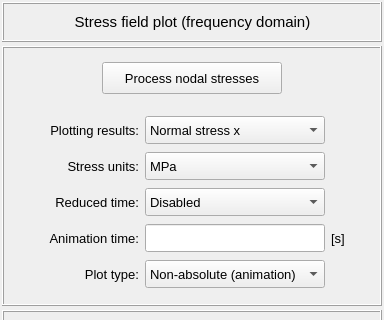
The window that vibra/interface/data/ui_files/plots/structural/structural_stress_3d_plot_time_inputs.ui (MOPT-UFSC/VIBRA) describes before a commit, drawn with Qt 5; both pictures show x 0 to 384 and y 0 to 320 of the 384 by 781 pixel window.
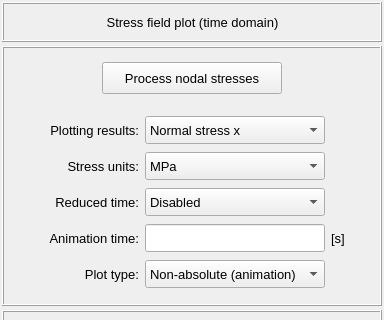
The same window after the commit.

Commit message: Standardize the acoustic plot-related classes and files

What changed in the file:
```diff
--- a/vibra/interface/data/ui_files/plots/structural/structural_stress_3d_plot_time_inputs.ui
+++ b/vibra/interface/data/ui_files/plots/structural/structural_stress_3d_plot_time_inputs.ui
@@ -145,8 +145,8 @@
             </property>
             <property name="font">
              <font>
-              <family>MS Shell Dlg 2</family>
-              <pointsize>11</pointsize>
+              <family>Segoe UI</family>
+              <pointsize>10</pointsize>
               <italic>false</italic>
               <bold>false</bold>
              </font>
@@ -158,7 +158,7 @@
              <enum>QFrame::Shadow::Raised</enum>
             </property>
             <property name="text">
-             <string>Stress field plot (frequency domain)</string>
+             <string>Stress field plot (time domain)</string>
             </property>
             <property name="textFormat">
              <enum>Qt::TextFormat::AutoText</enum>
```
The commit also changes 15 other files.
